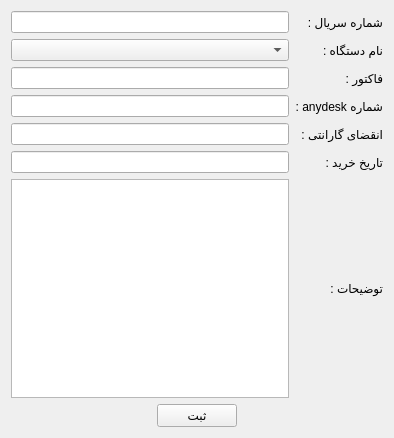
kia-far/QtDBS, file productregister.ui: the form before one commit.
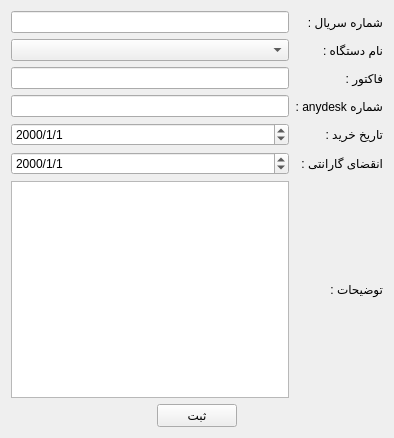
The form after the commit.

Patch:
```diff
--- a/productregister.ui
+++ b/productregister.ui
@@ -19,15 +19,8 @@
   <layout class="QVBoxLayout" name="verticalLayout">
    <item>
     <layout class="QGridLayout" name="gridLayout">
-     <item row="6" column="1">
-      <widget class="QLabel" name="label_6">
-       <property name="text">
-        <string>تاریخ خرید :</string>
-       </property>
-      </widget>
-     </item>
-     <item row="6" column="0">
-      <widget class="QLineEdit" name="lineEdit_13"/>
+     <item row="9" column="0">
+      <widget class="QTextEdit" name="textEdit"/>
      </item>
      <item row="0" column="1">
       <widget class="QLabel" name="label">
@@ -36,22 +29,8 @@
        </property>
       </widget>
      </item>
-     <item row="5" column="1">
-      <widget class="QLabel" name="label_5">
-       <property name="text">
-        <string>انقضای گارانتی :</string>
-       </property>
-      </widget>
-     </item>
-     <item row="7" column="1">
-      <widget class="QLabel" name="label_7">
-       <property name="text">
-        <string>توضیحات :</string>
-       </property>
-      </widget>
-     </item>
-     <item row="5" column="0">
-      <widget class="QLineEdit" name="lineEdit_12"/>
+     <item row="1" column="0">
+      <widget class="QComboBox" name="comboBox"/>
      </item>
      <item row="4" column="1">
       <widget class="QLabel" name="label_4">
@@ -60,27 +39,18 @@
        </property>
       </widget>
      </item>
-     <item row="7" column="0">
-      <widget class="QTextEdit" name="textEdit"/>
-     </item>
-     <item row="3" column="1">
-      <widget class="QLabel" name="label_3">
-       <property name="text">
-        <string>فاکتور :</string>
+     <item row="6" column="0">
+      <widget class="QDateEdit" name="dateEdit_2">
+       <property name="displayFormat">
+        <string>yyyy/M/d</string>
        </property>
       </widget>
      </item>
-     <item row="0" column="0">
-      <widget class="QLineEdit" name="lineEdit_8"/>
-     </item>
-     <item row="3" column="0">
-      <widget class="QLineEdit" name="lineEdit_10"/>
-     </item>
      <item row="4" column="0">
       <widget class="QLineEdit" name="lineEdit_11"/>
      </item>
-     <item row="1" column="0">
-      <widget class="QComboBox" name="comboBox"/>
+     <item row="0" column="0">
+      <widget class="QLineEdit" name="lineEdit_8"/>
      </item>
      <item row="1" column="1">
       <widget class="QLabel" name="label_2">
@@ -89,6 +59,44 @@
        </property>
       </widget>
      </item>
+     <item row="3" column="1">
+      <widget class="QLabel" name="label_3">
+       <property name="text">
+        <string>فاکتور :</string>
+       </property>
+      </widget>
+     </item>
+     <item row="7" column="0">
+      <widget class="QDateEdit" name="dateEdit">
+       <property name="displayFormat">
+        <string>yyyy/M/d</string>
+       </property>
+      </widget>
+     </item>
+     <item row="9" column="1">
+      <widget class="QLabel" name="label_7">
+       <property name="text">
+        <string>توضیحات :</string>
+       </property>
+      </widget>
+     </item>
+     <item row="7" column="1">
+      <widget class="QLabel" name="label_5">
+       <property name="text">
+        <string>انقضای گارانتی :</string>
+       </property>
+      </widget>
+     </item>
+     <item row="3" column="0">
+      <widget class="QLineEdit" name="lineEdit_10"/>
+     </item>
+     <item row="6" column="1">
+      <widget class="QLabel" name="label_6">
+       <property name="text">
+        <string>تاریخ خرید :</string>
+       </property>
+      </widget>
+     </item>
     </layout>
    </item>
    <item>
```
Left out of the diff: 2 changed lines with no effect on the pictures.
